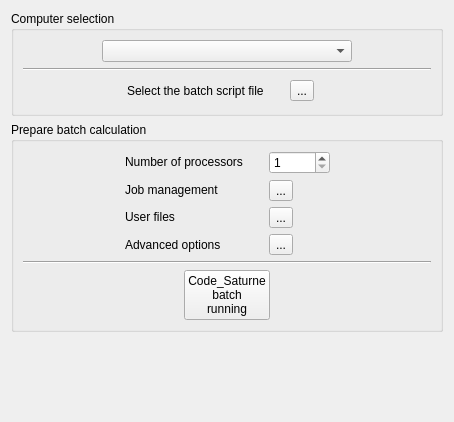
First picture: the form in gui/Pages/BatchRunningForm.ui, repository code-saturne/code_saturne, before the edit.
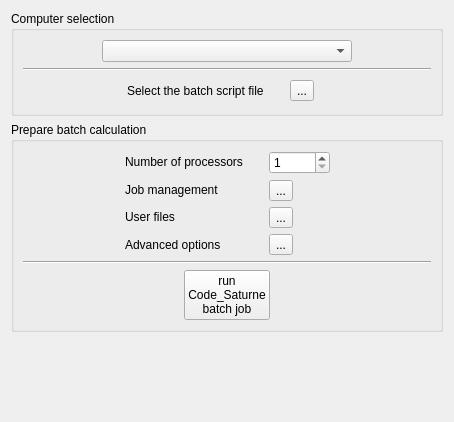
Second picture: the form after the edit. Icons and pictures are not drawn.

What changed in the file:
```diff
--- a/gui/Pages/BatchRunningForm.ui
+++ b/gui/Pages/BatchRunningForm.ui
@@ -350,9 +350,9 @@
         <item>
          <widget class="QPushButton" name="pushButtonRun" >
           <property name="text" >
-           <string>Code_Saturne
-batch
-running</string>
+           <string>run
+Code_Saturne
+batch job</string>
           </property>
          </widget>
         </item>
```
